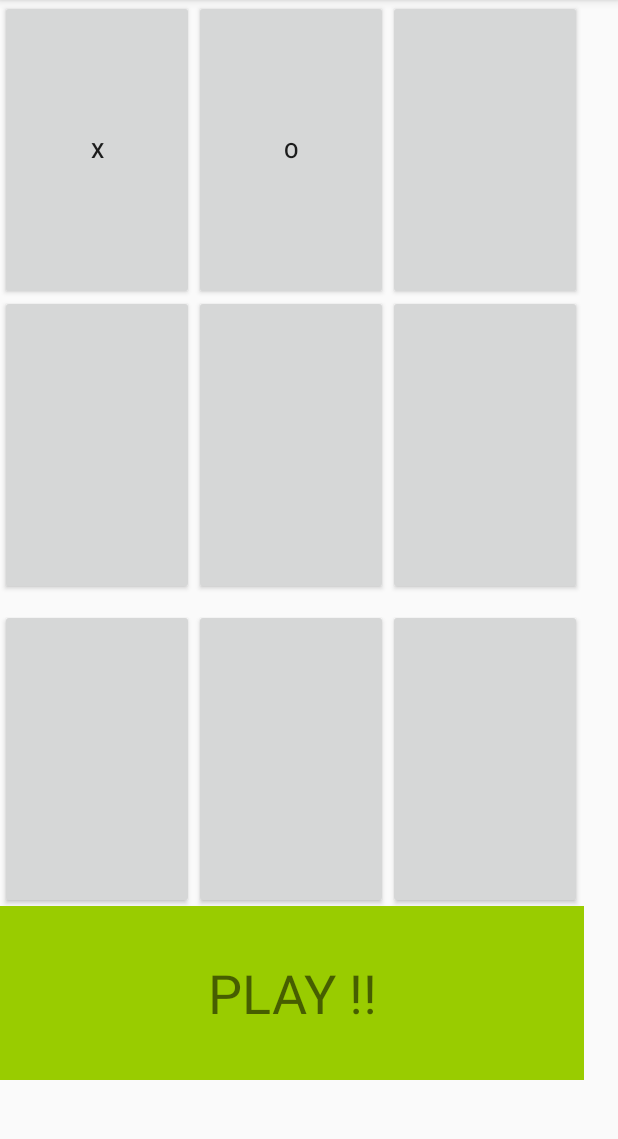
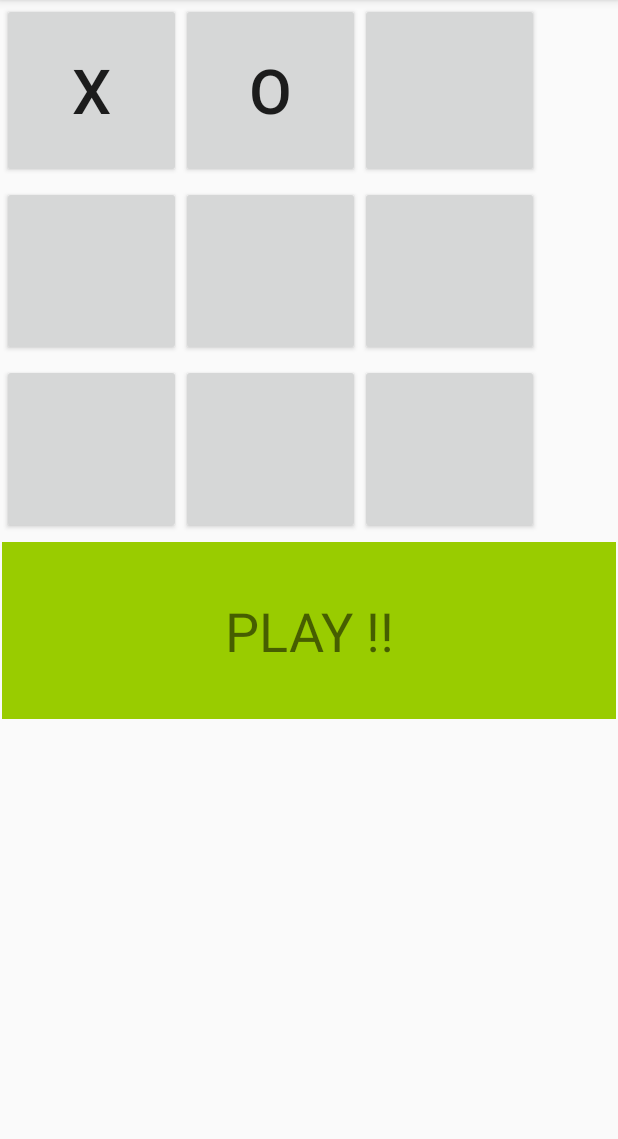
Before and after one commit to Sarah-Workman/ITC-366-HW, an Android app: the screen it shows after launch (MainActivity), after a tap on an icon or button, on a phone screen of 412 x 824 dp, the part 84-1223 px from its top. Run offline under Robolectric (Android 15) with nearby library versions, the phone set to English and light mode, and no system bars; 2 other taps on this screen came first.

Commit message:
TicTacToe Orientation

```diff
--- a/TicTacToe Orientation/app/src/main/java/com/example/tictactoe/MainActivity.java
+++ b/TicTacToe Orientation/app/src/main/java/com/example/tictactoe/MainActivity.java
@@ -36,22 +36,21 @@ import android.graphics.Color;
 import android.graphics.Point;
 import android.os.Bundle;
 import android.util.Log;
-import android.view.Gravity;
 import android.view.View;
 import android.widget.Button;
-import android.widget.GridLayout;
-import android.widget.GridView;
 import android.widget.TextView;
 
 
 
 public class MainActivity extends AppCompatActivity {
-    private Button[][] buttons = new Button[3][3];
-    public static String MA = "MainActivity";
+    private Button[][] buttons = new Button[TicTacToe.SIDE][TicTacToe.SIDE];
 
 
-    private TicTacToe tttgame;
-    private TextView status;
+
+    private TicTacToe tttgame = new TicTacToe();
+    private TextView Tv1;
+
+    public static String MA = "MainActivity";
 
 
     @Override
@@ -82,13 +81,24 @@ public class MainActivity extends AppCompatActivity {
 
 
     // Get width of the screen
-    //  Point size = new Point();
-    // getWindowManager().getDefaultDisplay().getSize(size);
-    // int w = size.x / TicTacToe.SIDE;
+
 
     private void GUI() {
+
+
+        Point size = new Point();
+        getWindowManager().getDefaultDisplay().getSize(size);
+        int w = size.x / TicTacToe.SIDE;
+
+
+
+
         ButtonHandler bh = new ButtonHandler();
         Log.w(MA, "INSIDE GUI");
+
+
+
+
 
         for (int row = 0; row < TicTacToe.SIDE; row++) {
             for (int col = 0; col < TicTacToe.SIDE; col++) {
@@ -96,7 +106,9 @@ public class MainActivity extends AppCompatActivity {
                 String buttonID = "button_" + row + col;
                 int resID = getResources().getIdentifier(buttonID, "id", getPackageName());
                 buttons[row][col] = findViewById(resID);
+                buttons [row][col].setTextSize((int)(w * .2));
                 buttons[row][col].setOnClickListener(bh);
+
 
 
             }
@@ -107,10 +119,9 @@ public class MainActivity extends AppCompatActivity {
 
     //set up layout paramaters for the 4th row layout
    // status= new TextView(this);
-    //TextView tv_1 = status.findViewById(R.id.tv1);
+    //private TextView Tv1 = status.findViewById(R.id);
 
-    //Set up status characteristics
-    //tv_1.setText(tttgame.result());
+
 
 
 
@@ -132,21 +143,37 @@ public class MainActivity extends AppCompatActivity {
 
     private void updateVertical(int row, int column) {
         //add log
+        Tv1 = findViewById(R.id.tv1);
         int play = tttgame.play(row, column);
         if (play == 1)
             buttons[row][column].setText("X");
         else if (play == 2)
             buttons[row][column].setText("O");
         if (tttgame.isGameOver()) {
-            status.setBackgroundColor(Color.RED);
+            Tv1.setBackgroundColor(Color.RED);
             enableButtons(false);
-            status.setText(tttgame.result());
+            Tv1.setText(tttgame.result());
             showNewGameDialog();
         }
 
     }//end of updateVertical
 
-    private void showNewGameDialog() {
+   // private void updateHorizontal(int row, int column) {
+        //add log
+      //  int play = tttgame.play(row, column);
+      //  if (play == 1)
+      //      buttons[row][column].setText("A");
+      //  else if (play == 2)
+      //      buttons[row][column].setText("Z");
+      //  if (tttgame.isGameOver()) {
+      //      Tv1.setBackgroundColor(Color.RED);
+       //     enableButtons(false);
+       //     Tv1.setText(tttgame.result());
+        //    showNewGameDialog();
+       // }
+
+
+        private void showNewGameDialog() {
         AlertDialog.Builder alert = new AlertDialog.Builder(this);
         alert.setTitle("This is fun");
         alert.setMessage("Play agian ?");
--- a/TicTacToe Orientation/app/src/main/java/com/example/tictactoe/TicTacToe.java
+++ b/TicTacToe Orientation/app/src/main/java/com/example/tictactoe/TicTacToe.java
@@ -5,7 +5,7 @@ public class TicTacToe {
     private int turn;
     private int [][] game;
 
-    public TicTacToe( ) {
+    public TicTacToe() {
         game = new int[SIDE][SIDE];
         resetGame( );
     }
--- a/TicTacToe Orientation/app/src/main/res/layout/activity_main.xml
+++ b/TicTacToe Orientation/app/src/main/res/layout/activity_main.xml
@@ -12,28 +12,31 @@
     <LinearLayout
         android:id="@+id/main"
         android:layout_width="match_parent"
-        android:layout_height="wrap_content"
+        android:layout_height="118.5dp"
         android:layout_alignParentEnd="true"
         android:layout_marginEnd="0dp"
-        android:orientation="horizontal">
+        android:orientation="horizontal"
+        android:paddingStart="1dp"
+        android:paddingTop="2dp"
+        android:paddingEnd="1dp">
 
         <Button
             android:id="@+id/button_00"
-            android:layout_width="129.6dp"
-            android:layout_height="200dp"
+            android:layout_width="119.5dp"
+            android:layout_height="match_parent"
             android:clickable="true" />
 
         <Button
             android:id="@+id/button_01"
-            android:layout_width="129.6dp"
-            android:layout_height="200dp"
+            android:layout_width="119.5dp"
+            android:layout_height="match_parent"
             android:clickable="true"
             tools:layout_editor_absoluteX="245dp"
             tools:layout_editor_absoluteY="116dp" />
 
         <Button
             android:id="@+id/button_02"
-            android:layout_width="129.6dp"
+            android:layout_width="119.5dp"
             android:layout_height="match_parent"
             android:clickable="true"
             tools:layout_editor_absoluteX="107dp"
@@ -44,14 +47,16 @@
     <LinearLayout
         android:id="@+id/second"
         android:layout_width="match_parent"
-        android:layout_height="wrap_content"
+        android:layout_height="118.5dp"
         android:layout_below="@+id/main"
-        android:layout_marginTop="-3dp"
-        android:orientation="horizontal">
+        android:orientation="horizontal"
+        android:paddingStart="1dp"
+        android:paddingTop="5dp"
+        android:paddingEnd="1dp">
 
         <Button
             android:id="@+id/button_10"
-            android:layout_width="129.6dp"
+            android:layout_width="119.5dp"
             android:layout_height="match_parent"
             android:clickable="true"
             tools:layout_editor_absoluteX="16dp"
@@ -59,17 +64,17 @@
 
         <Button
             android:id="@+id/button_11"
-            android:layout_width="129.6dp"
-            android:layout_height="200dp"
+            android:layout_width="119.5dp"
+            android:layout_height="match_parent"
             android:clickable="true"
             tools:layout_editor_absoluteX="245dp"
             tools:layout_editor_absoluteY="76dp" />
 
         <Button
             android:id="@+id/button_12"
-            android:layout_width="129.6dp"
+            android:layout_width="119.5dp"
+            android:layout_height="match_parent"
             android:clickable="true"
-            android:layout_height="match_parent"
             tools:layout_editor_absoluteX="245dp"
             tools:layout_editor_absoluteY="9dp" />
     </LinearLayout>
@@ -77,31 +82,33 @@
     <LinearLayout
         android:id="@+id/third"
         android:layout_width="match_parent"
-        android:layout_height="198dp"
+        android:layout_height="118.5dp"
         android:layout_below="@+id/second"
-        android:layout_marginTop="9dp"
-        android:orientation="horizontal">
+        android:orientation="horizontal"
+        android:paddingStart="1dp"
+        android:paddingTop="5dp"
+        android:paddingEnd="1dp">
 
         <Button
             android:id="@+id/button_20"
-            android:layout_width="129.6dp"
-            android:layout_height="200dp"
+            android:layout_width="119.5dp"
+            android:layout_height="match_parent"
             android:clickable="true"
             tools:layout_editor_absoluteX="107dp"
             tools:layout_editor_absoluteY="76dp" />
 
         <Button
             android:id="@+id/button_21"
-            android:layout_width="129.6dp"
-            android:layout_height="200dp"
+            android:layout_width="119.5dp"
+            android:layout_height="match_parent"
             android:clickable="true"
             tools:layout_editor_absoluteX="0dp"
             tools:layout_editor_absoluteY="68dp" />
 
         <Button
             android:id="@+id/button_22"
-            android:layout_width="129.6dp"
-            android:layout_height="200dp"
+            android:layout_width="119.5dp"
+            android:layout_height="match_parent"
             android:clickable="true"
             tools:layout_editor_absoluteX="125dp"
             tools:layout_editor_absoluteY="0dp" />
@@ -109,13 +116,17 @@
 
     <LinearLayout
         android:layout_width="match_parent"
-        android:layout_height="match_parent"
-        android:layout_below="@+id/third">
+        android:layout_height="125dp"
+        android:layout_below="@+id/third"
+        android:paddingStart="1dp"
+        android:paddingTop="5dp"
+        android:paddingEnd="1dp"
+        android:paddingBottom="2dp">
 
         <TextView
             android:id="@+id/tv1"
-            android:layout_width="389dp"
-            android:layout_height="116dp"
+            android:layout_width="match_parent"
+            android:layout_height="match_parent"
             android:background="@android:color/holo_green_light"
             android:gravity="center"
             android:text="PLAY !!"
```
